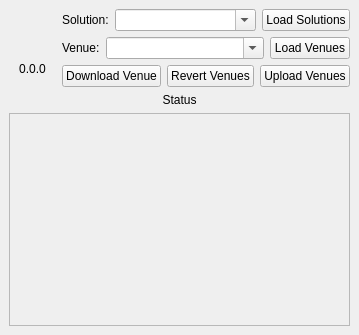
Above: gui/dock_widget.ui from MapsPeople/mi_companion before the change. Below: the same form after it.
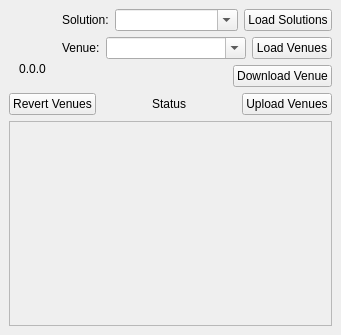
That is the form after the change.

Patch:
```diff
--- a/gui/dock_widget.ui
+++ b/gui/dock_widget.ui
@@ -181,32 +181,6 @@
             </property>
            </widget>
           </item>
-          <item>
-           <widget class="QPushButton" name="revert_button">
-            <property name="sizePolicy">
-             <sizepolicy hsizetype="Maximum" vsizetype="Fixed">
-              <horstretch>0</horstretch>
-              <verstretch>0</verstretch>
-             </sizepolicy>
-            </property>
-            <property name="text">
-             <string>Revert Venues</string>
-            </property>
-           </widget>
-          </item>
-          <item>
-           <widget class="QPushButton" name="upload_button">
-            <property name="sizePolicy">
-             <sizepolicy hsizetype="Maximum" vsizetype="Fixed">
-              <horstretch>0</horstretch>
-              <verstretch>0</verstretch>
-             </sizepolicy>
-            </property>
-            <property name="text">
-             <string>Upload Venues</string>
-            </property>
-           </widget>
-          </item>
          </layout>
         </item>
        </layout>
@@ -215,6 +189,19 @@
     </item>
     <item>
      <layout class="QHBoxLayout" name="horizontalLayout">
+      <item>
+       <widget class="QPushButton" name="revert_button">
+        <property name="sizePolicy">
+         <sizepolicy hsizetype="Maximum" vsizetype="Fixed">
+          <horstretch>0</horstretch>
+          <verstretch>0</verstretch>
+         </sizepolicy>
+        </property>
+        <property name="text">
+         <string>Revert Venues</string>
+        </property>
+       </widget>
+      </item>
       <item>
        <widget class="QLabel" name="changes_label">
         <property name="sizePolicy">
@@ -231,6 +218,19 @@
         </property>
        </widget>
       </item>
+      <item>
+       <widget class="QPushButton" name="upload_button">
+        <property name="sizePolicy">
+         <sizepolicy hsizetype="Maximum" vsizetype="Fixed">
+          <horstretch>0</horstretch>
+          <verstretch>0</verstretch>
+         </sizepolicy>
+        </property>
+        <property name="text">
+         <string>Upload Venues</string>
+        </property>
+       </widget>
+      </item>
      </layout>
     </item>
     <item>
```
